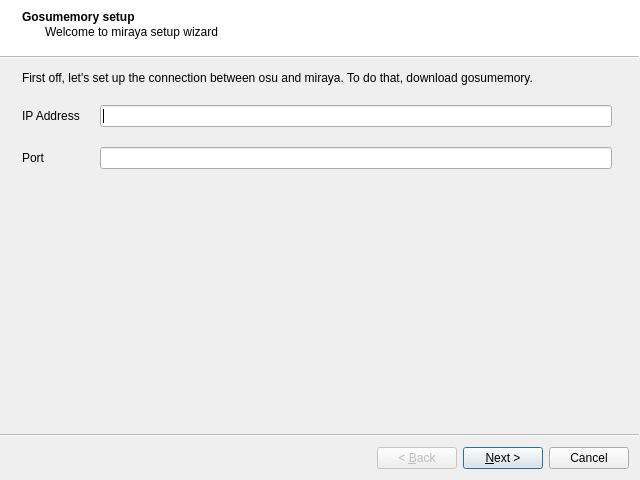
First picture: the form in setupwizard.ui, repository MirayaProject/miraya, before the edit.
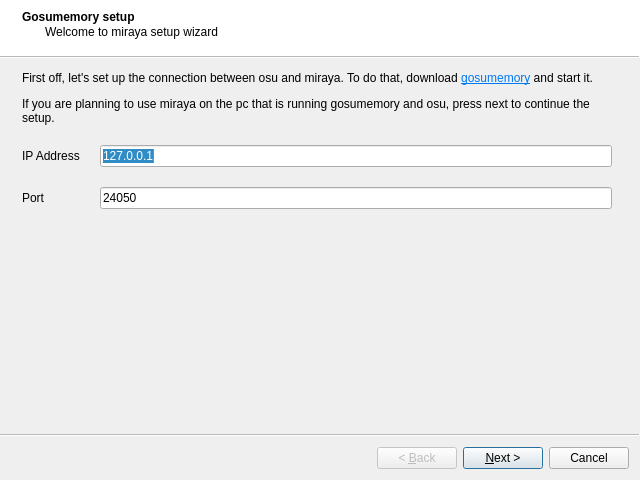
Second picture: the form after the edit.

Commit message: 🧙🏻 setup: added explanation for each step

```diff
--- a/setupwizard.ui
+++ b/setupwizard.ui
@@ -59,10 +59,18 @@
        </widget>
       </item>
       <item row="0" column="1">
-       <widget class="QLineEdit" name="gosumemoryIpLineEdit"/>
+       <widget class="QLineEdit" name="gosumemoryIpLineEdit">
+        <property name="text">
+         <string>127.0.0.1</string>
+        </property>
+       </widget>
       </item>
       <item row="1" column="1">
-       <widget class="QLineEdit" name="gosumemoryPortLineEdit"/>
+       <widget class="QLineEdit" name="gosumemoryPortLineEdit">
+        <property name="text">
+         <string>24050</string>
+        </property>
+       </widget>
       </item>
      </layout>
     </item>
@@ -72,7 +80,7 @@
        <enum>Qt::NoContextMenu</enum>
       </property>
       <property name="text">
-       <string>First off, let's set up the connection between osu and miraya. To do that, download gosumemory.</string>
+       <string>&lt;html&gt;&lt;head/&gt;&lt;body&gt;&lt;p&gt;First off, let's set up the connection between osu and miraya. To do that, download &lt;a href=&quot;https://github.com/l3lackShark/gosumemory/releases/latest&quot;&gt;&lt;span style=&quot; text-decoration: underline; color:#007af4;&quot;&gt;gosumemory&lt;/span&gt;&lt;/a&gt; and start it. &lt;/p&gt;&lt;p&gt;If you are planning to use miraya on the pc that is running gosumemory and osu, press next to continue the setup.&lt;/p&gt;&lt;/body&gt;&lt;/html&gt;</string>
       </property>
       <property name="wordWrap">
        <bool>true</bool>
```
Left out of the diff: 29 changed lines with no effect on the pictures.
